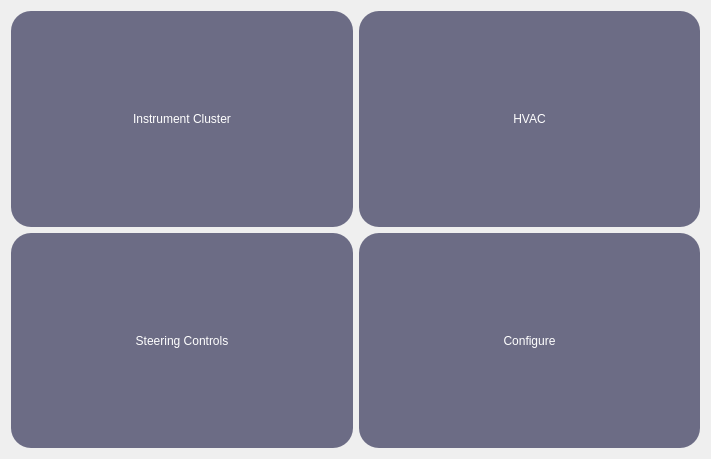
First picture: the form in ui/Dashboard.ui, repository suchinton/AGL_Demo_Control_Panel, before the edit.
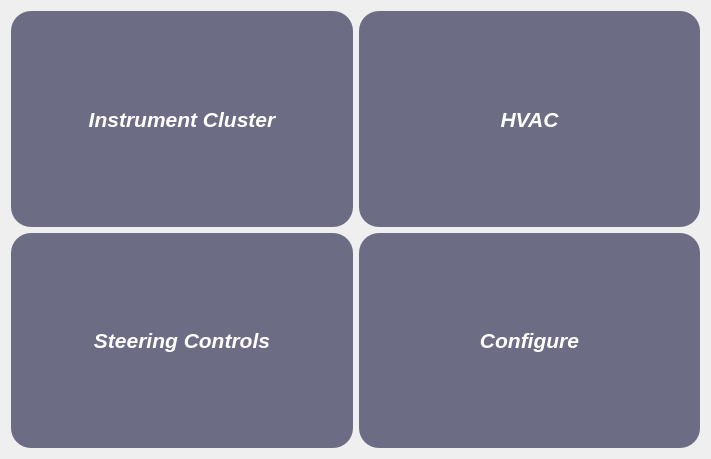
Second picture: the form after the edit. Icons and pictures are not drawn.

Commit message: Fix UI: Increase text size & alignment

What changed in the file:
```diff
--- a/ui/Dashboard.ui
+++ b/ui/Dashboard.ui
@@ -63,6 +63,14 @@
           <verstretch>0</verstretch>
          </sizepolicy>
         </property>
+        <property name="font">
+         <font>
+          <pointsize>16</pointsize>
+          <weight>75</weight>
+          <italic>true</italic>
+          <bold>true</bold>
+         </font>
+        </property>
         <property name="layoutDirection">
          <enum>Qt::LeftToRight</enum>
         </property>
@@ -92,6 +100,14 @@
           <verstretch>0</verstretch>
          </sizepolicy>
         </property>
+        <property name="font">
+         <font>
+          <pointsize>16</pointsize>
+          <weight>75</weight>
+          <italic>true</italic>
+          <bold>true</bold>
+         </font>
+        </property>
         <property name="layoutDirection">
          <enum>Qt::LeftToRight</enum>
         </property>
@@ -118,6 +134,14 @@
           <verstretch>0</verstretch>
          </sizepolicy>
         </property>
+        <property name="font">
+         <font>
+          <pointsize>16</pointsize>
+          <weight>75</weight>
+          <italic>true</italic>
+          <bold>true</bold>
+         </font>
+        </property>
         <property name="layoutDirection">
          <enum>Qt::LeftToRight</enum>
         </property>
@@ -147,6 +171,14 @@
           <verstretch>0</verstretch>
          </sizepolicy>
         </property>
+        <property name="font">
+         <font>
+          <pointsize>16</pointsize>
+          <weight>75</weight>
+          <italic>true</italic>
+          <bold>true</bold>
+         </font>
+        </property>
         <property name="layoutDirection">
          <enum>Qt::LeftToRight</enum>
         </property>
```
The commit also changes 6 other files.
